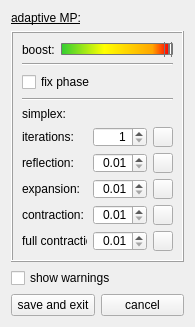
First picture: the form in examples/matchingPursuit/settingwindow.ui, repository mne-tools/mne-cpp, before the edit.
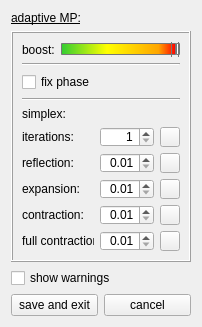
Second picture: the form after the edit. Icons and pictures are not drawn.

Commit message: chg, dbg: FixDictMp

Patch:
```diff
--- a/examples/matchingPursuit/settingwindow.ui
+++ b/examples/matchingPursuit/settingwindow.ui
@@ -6,7 +6,7 @@
    <rect>
     <x>0</x>
     <y>0</y>
-    <width>195</width>
+    <width>202</width>
     <height>327</height>
    </rect>
   </property>
@@ -18,13 +18,13 @@
   </property>
   <property name="minimumSize">
    <size>
-    <width>195</width>
-    <height>282</height>
+    <width>202</width>
+    <height>327</height>
    </size>
   </property>
   <property name="maximumSize">
    <size>
-    <width>195</width>
+    <width>202</width>
     <height>327</height>
    </size>
   </property>
```
The commit also changes 2 other files.
